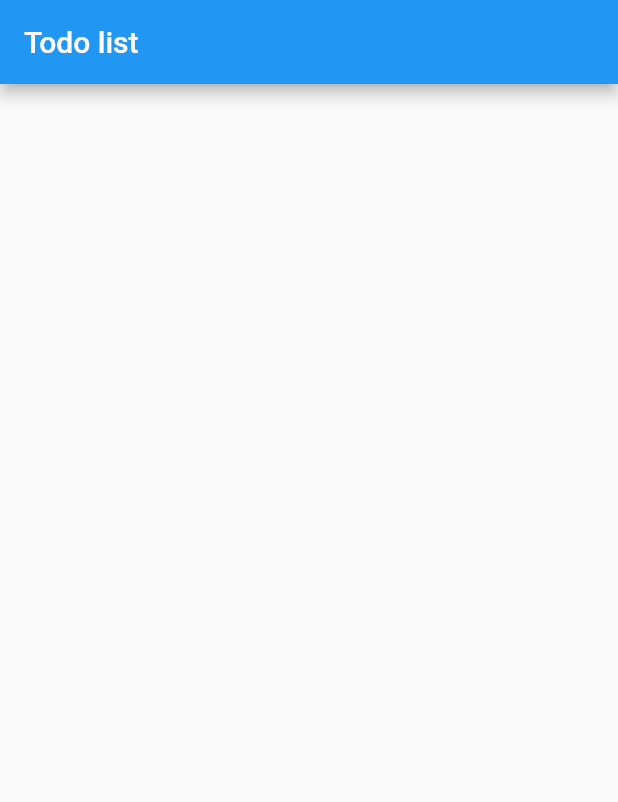
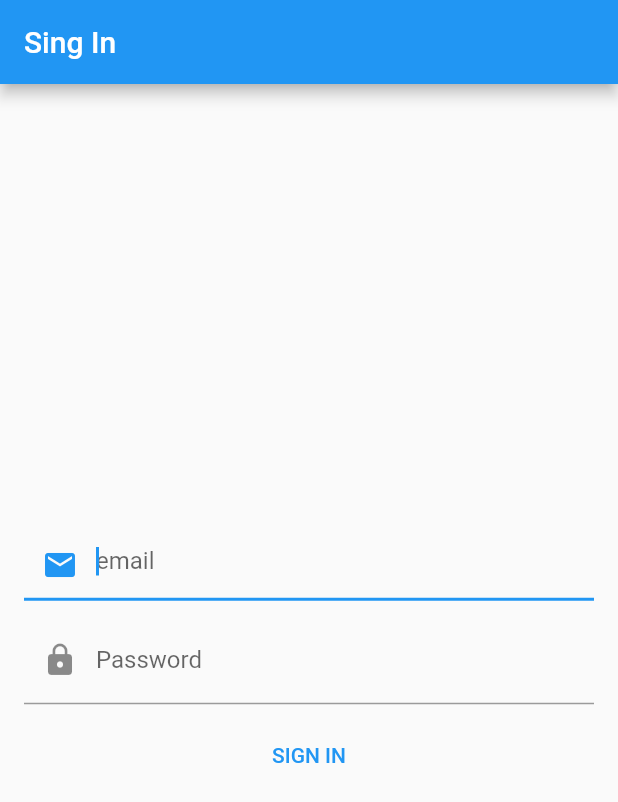
Before and after one commit to tanyapog/todo_list, a Flutter app: the screen it shows after launch, on a phone screen of 412 x 824 dp. Shown: the top 802 px of the screen. Run offline on Flutter 3.47's test engine with Material 2 defaults, Android fonts, the phone set to English and light mode, and no system bars; our stand-ins replace auto_route, bloc_concurrency, flutter_bloc, freezed_annotation, get_it, injectable and 2 more.

Commit message:
Список роутов приложения, рабочая страница логина и заглушка страницы с задачами

```diff
--- a/lib/main.dart
+++ b/lib/main.dart
@@ -1,35 +1,33 @@
 import 'package:flutter/material.dart';
+import 'package:flutter_bloc/flutter_bloc.dart';
+import 'package:todo_list/application/auth/auth_bloc.dart';
 import 'package:todo_list/injection.dart';
+import 'package:todo_list/presentation/routes/router.gr.dart' as app_router;
 
 void main() async {
   WidgetsFlutterBinding.ensureInitialized();
   await configureInjection();
-  runApp(const TodoApp());
+  runApp(TodoApp());
 }
 
 class TodoApp extends StatelessWidget {
-  const TodoApp({Key? key}) : super(key: key);
+  TodoApp({Key? key}) : super(key: key);
+
+  final _appRouter = app_router.Router();
 
   // This widget is the root of the application.
   @override
   Widget build(BuildContext context) {
-    return MaterialApp(
-      title: 'Todo App',
-      theme: ThemeData(primarySwatch: Colors.blue,),
-      home: const HomePage(),
-      debugShowCheckedModeBanner: false,
+    return BlocProvider(
+      create: (context) =>
+      getIt<AuthBloc>()..add(const AuthEvent.authCheckRequested()),
+      child: MaterialApp.router(
+        title: 'Todo App',
+        routerDelegate: _appRouter.delegate(),
+        routeInformationParser: _appRouter.defaultRouteParser(),
+        theme: ThemeData(primarySwatch: Colors.blue,),
+        debugShowCheckedModeBanner: false,
+      ),
     );
   }
 }
-
-class HomePage extends StatelessWidget {
-  const HomePage({Key? key}) : super(key: key);
-
-  @override
-  Widget build(BuildContext context) {
-    return Scaffold(
-      appBar: AppBar(title: const Text('Todo list'),),
-      body: const Center(),
-    );
-  }
-}
--- /dev/null
+++ b/lib/presentation/pages/sign_in/sign_in_page.dart
@@ -0,0 +1,98 @@
+import 'package:auto_route/auto_route.dart';
+import 'package:flutter/material.dart';
+import 'package:flutter_bloc/flutter_bloc.dart';
+import 'package:todo_list/application/auth/auth_bloc.dart';
+import 'package:todo_list/application/auth/sign_in_form/sign_in_form_bloc.dart';
+import 'package:todo_list/injection.dart';
+import 'package:todo_list/presentation/pages/sign_in/widgets/error_snack_bar.dart';
+import 'package:todo_list/presentation/routes/router.gr.dart';
+
+class SignInPage extends StatelessWidget {
+  const SignInPage({Key? key}) : super(key: key);
+
+  @override
+  Widget build(BuildContext context) {
+    return Scaffold(
+      appBar: AppBar(title: const Text('Sing In'),),
+      body: BlocProvider(
+        create: (context) => getIt<SignInFormBloc>(),
+        child: const _SignInForm(),
+      ),
+    );
+  }
+}
+
+class _SignInForm extends StatelessWidget {
+  const _SignInForm({Key? key}) : super(key: key);
+  static final _signInFormKey = GlobalKey<FormState>();
+
+  @override
+  Widget build(BuildContext context) {
+    return BlocConsumer<SignInFormBloc, SignInFormState>(
+      listenWhen: (previous, current) => previous.success != current.success,
+      listener: (context, state) {
+        if (state.success == true) {
+          context.read<AuthBloc>().add(const AuthEvent.authCheckRequested());
+          AutoRouter.of(context).replace(const TasksOverviewRoute());
+        } else if (state.success == false) {
+          ScaffoldMessenger.of(context).showSnackBar(
+            ErrorSnackBar(message: state.errorMessage!)
+          );
+        }
+      },
+      builder: (context, state) => Form(
+        key: _signInFormKey,
+        child: Center(
+          child: Padding(
+            padding: const EdgeInsets.all(16.0),
+            child: Column(
+              mainAxisAlignment: MainAxisAlignment.center,
+              children: [
+                TextFormField(
+                  decoration: const InputDecoration(
+                      prefixIcon: Icon(Icons.email),
+                      hintText: 'email'),
+                  autofocus: true,
+                  validator: (value) => (value == null || value.isEmpty)
+                      ? 'Enter the email, please'
+                      : null,
+                  onChanged: (value) => context.read<SignInFormBloc>()
+                    .add(SignInFormEvent.emailChanged(value)), // валидация на null прошла выше,
+                ),
+                const SizedBox(height: 10,),
+                TextFormField(
+                  decoration: const InputDecoration(
+                    prefixIcon: Icon(Icons.lock),
+                    labelText: 'Password',
+                  ),
+                  autocorrect: false,
+                  obscureText: true,
+                  validator: (value) => (value == null || value.isEmpty)
+                    ? 'Enter the password, please'
+                    : null,
+                  onChanged: (value) => context.read<SignInFormBloc>()
+                    .add(SignInFormEvent.passwordChanged(value)), // валидация на null прошла выше
+                  ),
+                const SizedBox(height: 10,),
+                TextButton(
+                  onPressed: () {
+                    if (_signInFormKey.currentState!.validate()) {
+                      _signInFormKey.currentState?.save();
+                      context.read<SignInFormBloc>()
+                        .add(const SignInFormEvent.signInBtnPressed());
+                    }
+                  },
+                  child: const Text('SIGN IN'),
+                ),
+                if (state.isSubmitting) ... [
+                  const SizedBox(height: 8,),
+                  const LinearProgressIndicator(),
+                ]
+              ],
+            ),
+          ),
+        ),
+      ),
+    );
+  }
+}
--- /dev/null
+++ b/lib/presentation/pages/sign_in/widgets/error_snack_bar.dart
@@ -0,0 +1,15 @@
+import 'package:flutter/material.dart';
+
+class ErrorSnackBar extends SnackBar {
+  final String message;
+  ErrorSnackBar({Key? key, required this.message}) : super(
+    key: key,
+    content: Row(
+      children: [
+        const Icon(Icons.warning, color: Colors.red,),
+        const SizedBox(width: 8,),
+        Text(message),
+      ],
+    ),
+  );
+}
--- /dev/null
+++ b/lib/presentation/routes/router.dart
@@ -0,0 +1,12 @@
+import 'package:auto_route/annotations.dart';
+import 'package:todo_list/presentation/pages/sign_in/sign_in_page.dart';
+import 'package:todo_list/presentation/tasks/tasks_overview_page.dart';
+
+@MaterialAutoRouter(
+    replaceInRouteName: 'Page,Route',
+    routes: <AutoRoute> [
+      MaterialRoute(page: SignInPage, initial: true),
+      MaterialRoute(page: TasksOverviewPage),
+    ]
+)
+class $Router {}
--- /dev/null
+++ b/lib/presentation/tasks/tasks_overview_page.dart
@@ -0,0 +1,15 @@
+import 'package:flutter/material.dart';
+
+class TasksOverviewPage extends StatelessWidget {
+  const TasksOverviewPage({Key? key}) : super(key: key);
+
+  @override
+  Widget build(BuildContext context) {
+    return Scaffold(
+      appBar: AppBar(title: const Text('Todos')),
+      body: const Center(
+        child: Text('Tasks'),
+      ),
+    );
+  }
+}
--- a/pubspec.yaml
+++ b/pubspec.yaml
@@ -9,6 +9,7 @@ environment:
   sdk: ">=2.16.2 <3.0.0"
 
 dependencies:
+  auto_route: ^3.2.4
   bloc_concurrency: ^0.2.0
   flutter:
     sdk: flutter
@@ -20,6 +21,7 @@ dependencies:
   rxdart: ^0.27.3
 
 dev_dependencies:
+  auto_route_generator: ^3.2.3
   build_runner: ^2.1.10
   flutter_test:
     sdk: flutter
```
Also changed, not shown: lib/presentation/routes/router.gr.dart (added), pubspec.lock.
